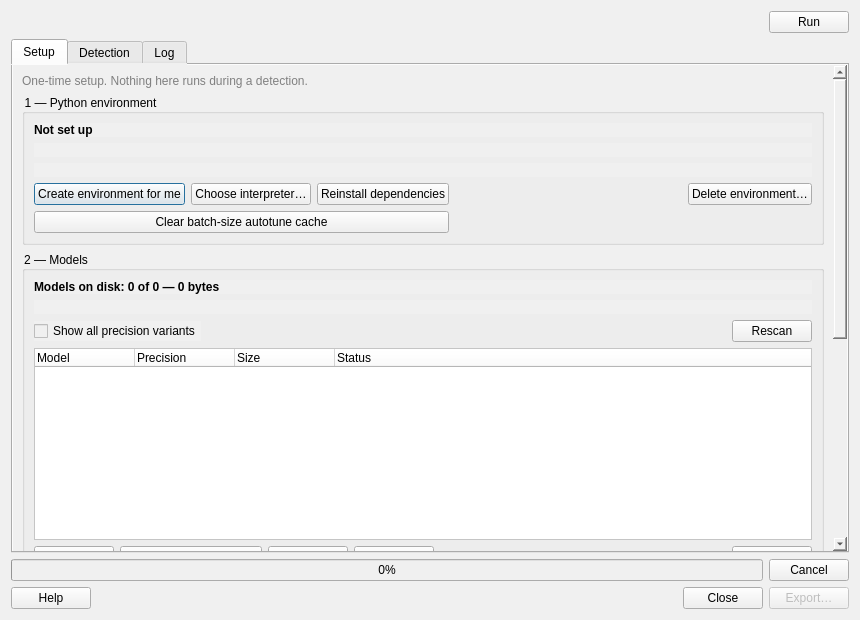
First picture: the form in winmol_analyzer_dialog_base.ui, repository cwinkelmann/WINMOL_Analyzer, before the edit.
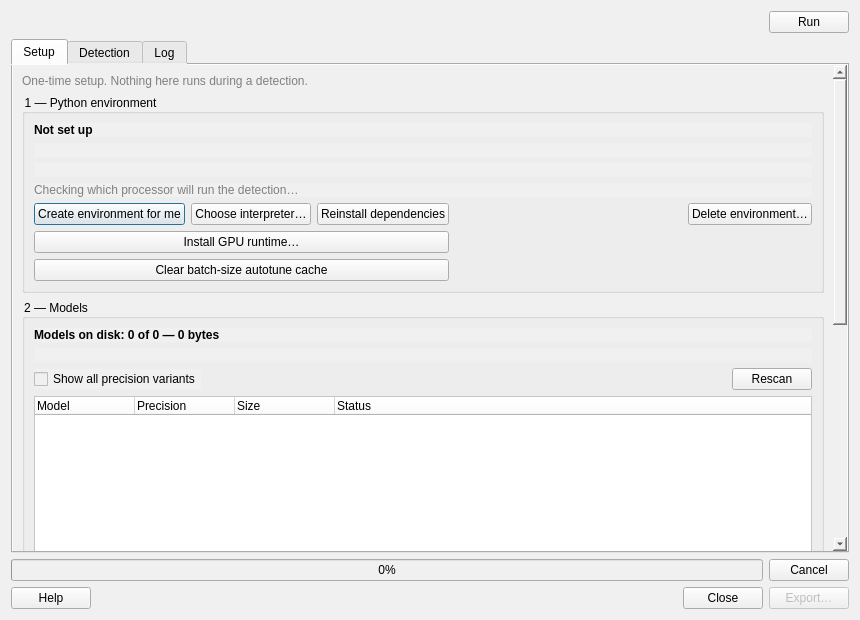
Second picture: the form after the edit. The open tabs and pages were chosen to show the change.

Commit message: fix(plugin): install a CUDA onnxruntime when there is an NVIDIA GPU

```diff
--- a/winmol_analyzer_dialog_base.ui
+++ b/winmol_analyzer_dialog_base.ui
@@ -176,7 +176,20 @@
                 </property>
                </widget>
               </item>
-              <item row="3" column="0">
+              <item row="3" column="0" colspan="5">
+               <widget class="QLabel" name="env_accel_label">
+                <property name="styleSheet">
+                 <string notr="true">color: gray;</string>
+                </property>
+                <property name="text">
+                 <string>Checking which processor will run the detection…</string>
+                </property>
+                <property name="wordWrap">
+                 <bool>true</bool>
+                </property>
+               </widget>
+              </item>
+              <item row="4" column="0">
                <widget class="QPushButton" name="env_create_button">
                 <property name="text">
                  <string>Create environment for me</string>
@@ -186,21 +199,21 @@
                 </property>
                </widget>
               </item>
-              <item row="3" column="1">
+              <item row="4" column="1">
                <widget class="QPushButton" name="env_choose_button">
                 <property name="text">
                  <string>Choose interpreter…</string>
                 </property>
                </widget>
               </item>
-              <item row="3" column="2">
+              <item row="4" column="2">
                <widget class="QPushButton" name="env_repair_button">
                 <property name="text">
                  <string>Reinstall dependencies</string>
                 </property>
                </widget>
               </item>
-              <item row="3" column="3">
+              <item row="4" column="3">
                <spacer name="horizontalSpacer_setup_env">
                 <property name="orientation">
                  <enum>Qt::Horizontal</enum>
@@ -213,14 +226,27 @@
                 </property>
                </spacer>
               </item>
-              <item row="3" column="4">
+              <item row="4" column="4">
                <widget class="QPushButton" name="env_delete_button">
                 <property name="text">
                  <string>Delete environment…</string>
                 </property>
                </widget>
               </item>
-              <item row="4" column="0" colspan="3">
+              <item row="5" column="0" colspan="3">
+               <widget class="QPushButton" name="env_gpu_button">
+                <property name="toolTip">
+                 <string>Replace the CPU-only inference runtime with the CUDA
+    one (onnxruntime-gpu, about 2.4 GB to download). Measured on an RTX 4080
+    SUPER: 12 ms per image tile against 5.3 s on the CPU. Enabled only when an
+    NVIDIA GPU is present and the installed runtime cannot use it.</string>
+                </property>
+                <property name="text">
+                 <string>Install GPU runtime…</string>
+                </property>
+               </widget>
+              </item>
+              <item row="6" column="0" colspan="3">
                <widget class="QPushButton" name="autotune_clear_button">
                 <property name="toolTip">
                  <string>Forget the measured prediction batch size. It is
```
The commit also changes 10 other files.
